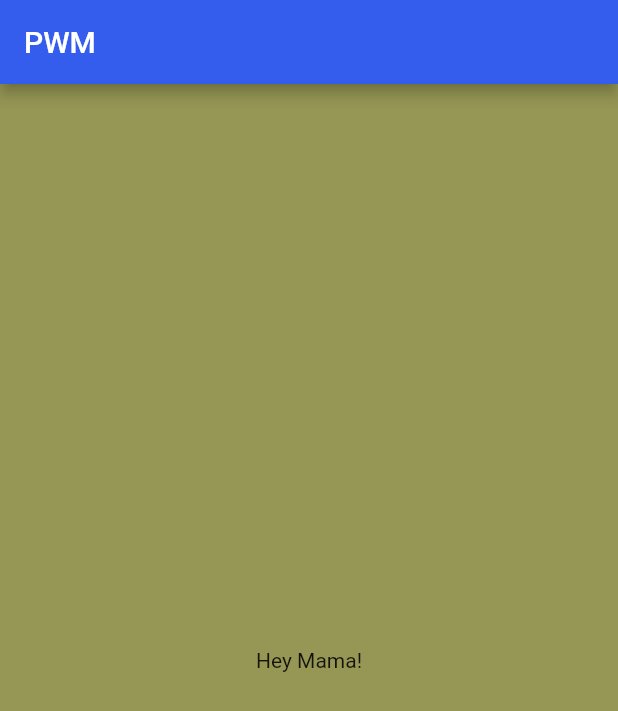
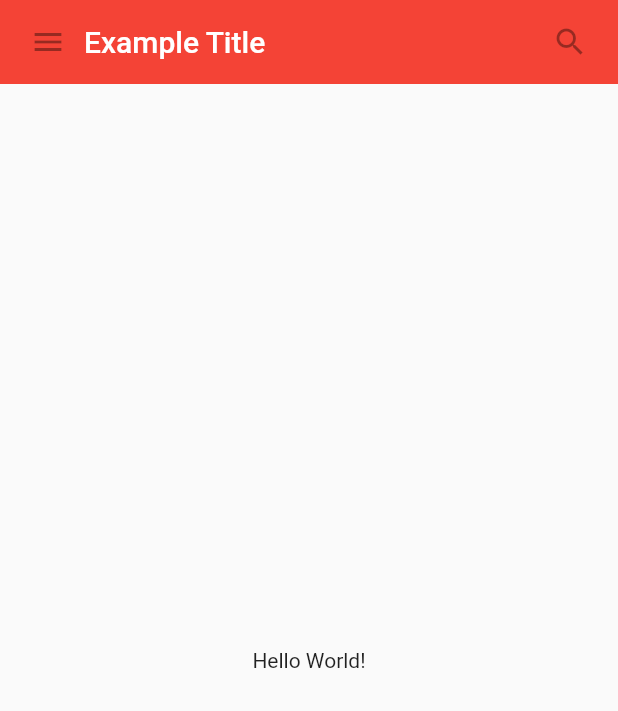
Before and after one commit to arbaznagaria/FlutterPractice, a Flutter app: the screen it shows after launch, on a phone screen of 412 x 824 dp. Shown: the top 711 px of the screen. Run offline on Flutter 3.47's test engine with Material 2 defaults, Android fonts, the phone set to English and light mode, and no system bars.

Commit message:
Added Menu and Search Icon Non Clickable

```diff
--- a/lib/main.dart
+++ b/lib/main.dart
@@ -5,24 +5,58 @@
 import 'package:flutter/material.dart';
 
 void main() {
-  runApp(MyApp());
+  runApp(const MaterialApp(
+    title: 'My App',
+    home: SafeArea(child: MyScaffold()),
+  ));
 }
 
 class MyApp extends StatelessWidget {
+  const MyApp({required this.title, Key? key}) : super(key: key);
+  final Widget title;
   @override
   Widget build(BuildContext context) {
-    return MaterialApp(
-      title: 'My App',
-      home: Scaffold(
-        appBar: AppBar(
-          backgroundColor: Color(0xFF345DEE),
-          title: Text('PWM'),
-        ),
-        backgroundColor: Color(0xFF969755),
-        body: Center(
-          child: Text('Hey Mama!'),
-        ),
+    return Container(
+      height: 56.0,
+      padding: const EdgeInsets.symmetric(horizontal: 8.0),
+      decoration: BoxDecoration(color: Colors.red),
+      child: Row(
+        children: [
+          const IconButton(
+            onPressed: null,
+            icon: Icon(Icons.menu),
+            tooltip: 'Navigation Menu',
+          ),
+          Expanded(child: title),
+          const IconButton(
+            onPressed: null,
+            icon: Icon(Icons.search),
+            tooltip: 'Search',
+          )
+        ],
       ),
     );
   }
 }
+
+class MyScaffold extends StatelessWidget {
+  const MyScaffold({Key? key}) : super(key: key);
+
+  @override
+  Widget build(BuildContext context) {
+    return Material(
+      child: Column(
+        children: [
+          MyApp(
+            title: Text('Example Title',
+                style: Theme.of(context).primaryTextTheme.headline6),
+          ),
+          const Expanded(
+              child: Center(
+            child: Text('Hello World!'),
+          ))
+        ],
+      ),
+    );
+  }
+}
```
